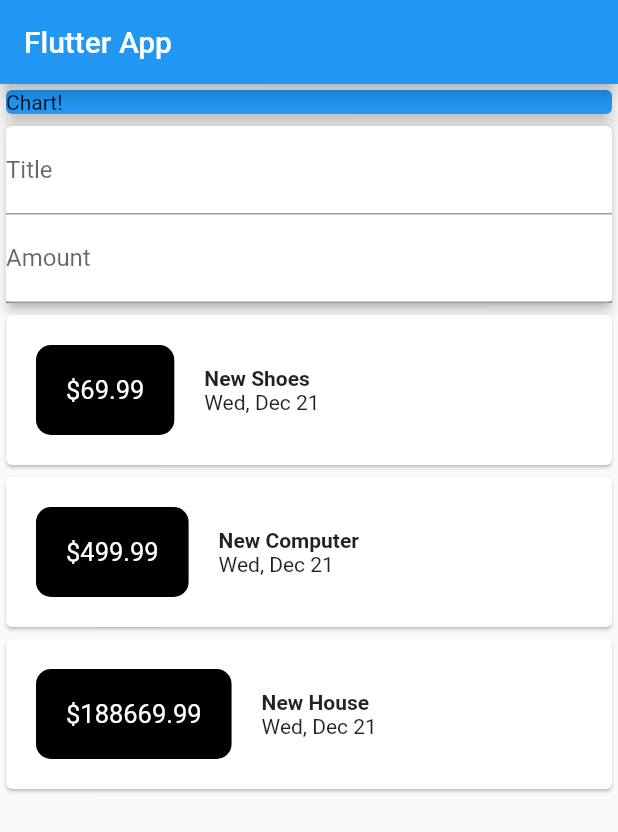
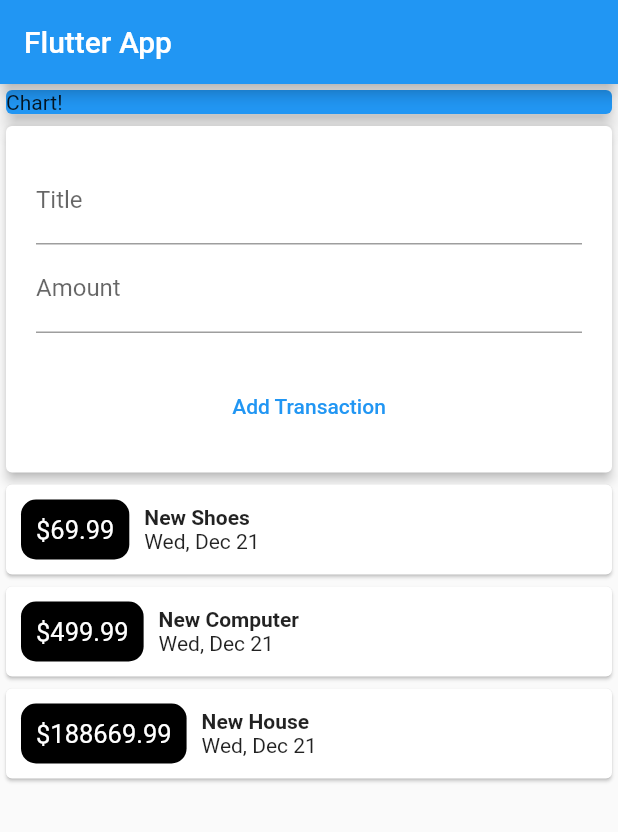
Before and after one commit to edewindt/expense-tracker-desktop, a Flutter app: the screen it shows after launch, on a phone screen of 412 x 824 dp. Shown: the top 832 px of the screen. Run offline on Flutter 3.47's test engine with Material 2 defaults, Android fonts, the phone set to English and light mode, and no system bars.

Commit message:
modified styles

```diff
--- a/lib/main.dart
+++ b/lib/main.dart
@@ -45,10 +45,19 @@ class MyHomePage extends StatelessWidget {
           ),
           Card(
             elevation: 3,
-            child: Column(children: [
-              TextField(decoration: InputDecoration(labelText: 'Title')),
-              TextField(decoration: InputDecoration(labelText: 'Amount')),
-            ]),
+            child: Container(
+              padding: EdgeInsets.all(20),
+              child: Column(
+                children: [
+                  TextField(decoration: InputDecoration(labelText: 'Title')),
+                  TextField(decoration: InputDecoration(labelText: 'Amount')),
+                  Container(
+                      margin: EdgeInsets.only(top: 25),
+                      child: TextButton(
+                          onPressed: (() {}), child: Text('Add Transaction')))
+                ],
+              ),
+            ),
           ),
           Column(
             children: [
@@ -57,12 +66,12 @@ class MyHomePage extends StatelessWidget {
                   child: Row(
                     children: [
                       Container(
-                        margin: EdgeInsets.all(20),
+                        margin: EdgeInsets.all(10),
                         decoration: BoxDecoration(
                             color: Colors.black,
                             borderRadius:
                                 BorderRadius.all(Radius.circular(10))),
-                        padding: EdgeInsets.all(20),
+                        padding: EdgeInsets.all(10),
                         child: Text(
                           '\$${transaction.amount}',
                           textAlign: TextAlign.center,
```
